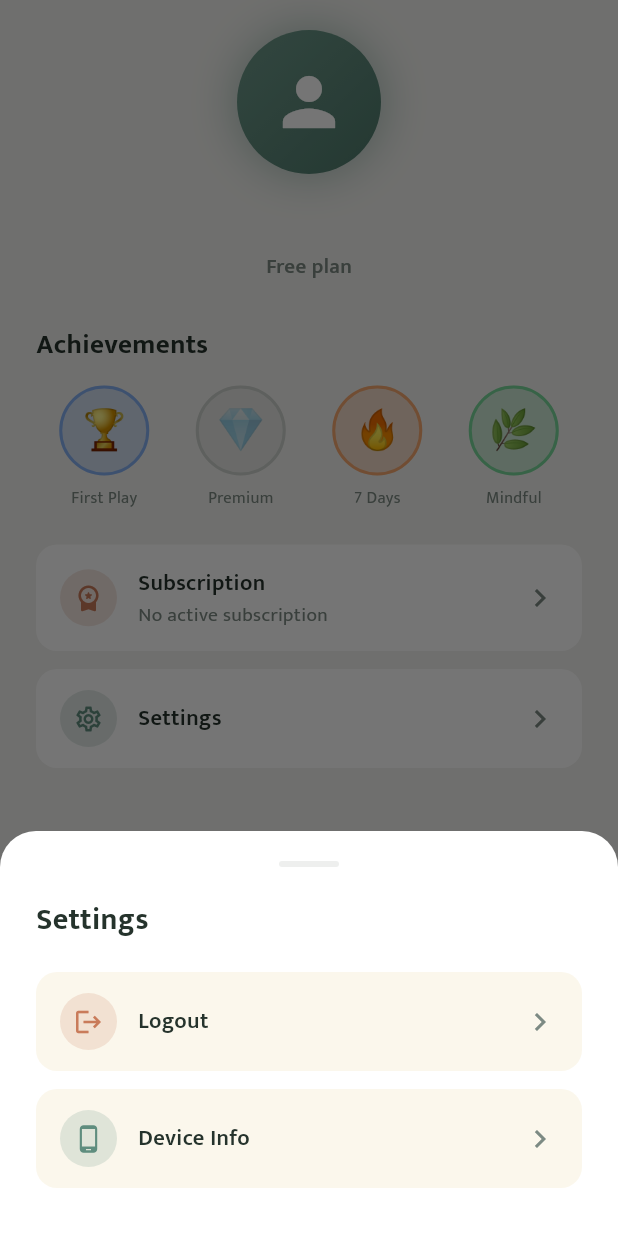
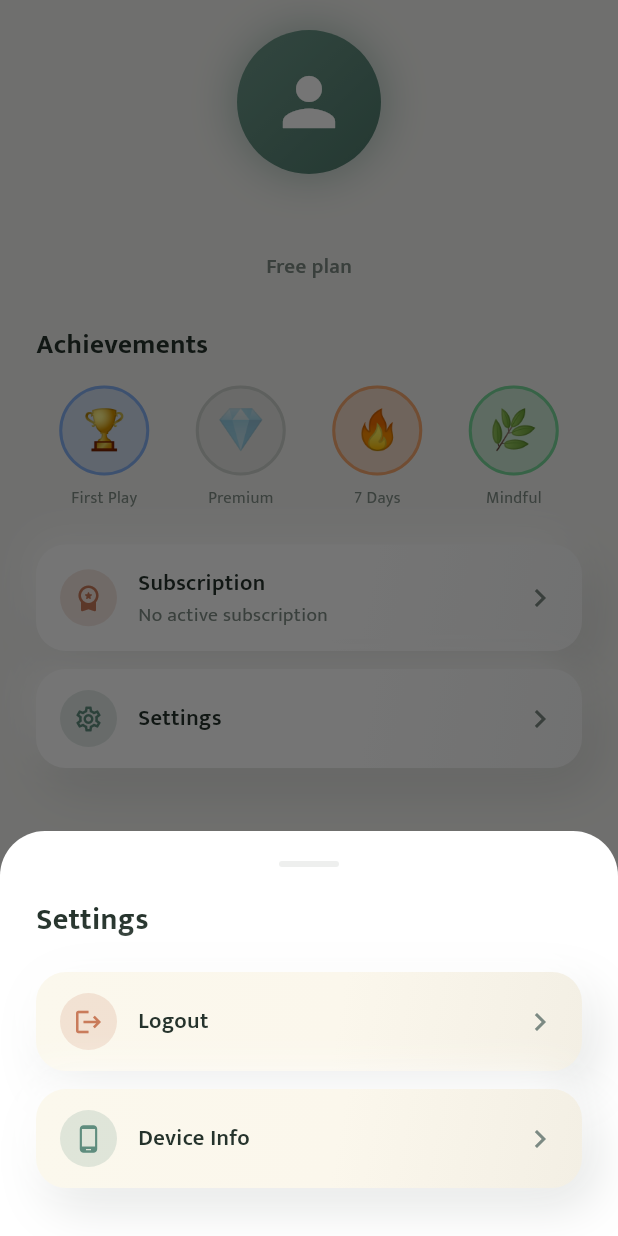
Before and after one commit to cyberking-coder/Rishi_app2, a Flutter app: the screen it shows once a user with an empty profile is signed in, item 4 of the bottom bar chosen, after a tap on "Settings", on a phone screen of 412 x 824 dp. Run offline on Flutter 3.47's test engine with Material 3 defaults, Android fonts, the phone set to English and light mode, and no system bars; our stand-ins replace audio_service, device_info_plus, flutter_riverpod, flutter_secure_storage, go_router, google_sign_in and 5 more; missing offline and left inert: pointycastle; accounts and stored records are empty.

Commit message:
Rework the app surfaces as claymorphism
The previous change moved tokens the screens mostly weren't reading —
55 radii and 10 shadows were hand-rolled per widget, so the app looked
untouched. This changes the things that actually paint.

Light is the substance of it. A clay surface is lit from above-left:
a dark shadow low-right AND a light one high-left, the highlight as
load-bearing as the shadow — drop it and you have an ordinary drop
shadow again. Flutter has no inset BoxShadow, so the inner highlight
that completes the effect is faked with a three-stop gradient across
each fill, kept deliberately faint: at any real strength it reads as
gloss and the surface stops looking like clay and starts looking like
plastic.

Radii move well past the flat-card scale, bumped by tier so a chip stays
proportionally as rounded as a card. At 16 a "clay" card just looks like
a card with an odd shadow.

Sixteen opaque surfaces across the app were converted by walking each
BoxDecoration and swapping the flat colour for the clay fill —
deliberately skipping anything with a gradient, a shape or an image,
which are covers and avatars rather than surfaces. Their borders went
with the change: an outline plus the light gives a clay surface a hard
edge and kills the softness the whole style rests on.

AppTheme.clay() and clayInset() exist so new surfaces don't reassemble a
colour, a radius and a shadow by hand — three surfaces each getting it
slightly differently is how a soft-UI style stops looking deliberate.

Co-Authored-By: Claude Opus 5 <noreply@anthropic.com>
Claude-Session: https://claude.ai/code/session_01QAekPFiqRdxurD3Bhzvu4J

```diff
--- a/mobile_app/lib/app/theme/app_theme.dart
+++ b/mobile_app/lib/app/theme/app_theme.dart
@@ -63,11 +63,16 @@ class AppTheme {
   static const Color borderStrong = Color(0x2425332C);
 
   // ── Shape ───────────────────────────────────────────────────────────
-  static const double radiusCard = 20;
-  static const double radiusRow = 16;
+  // Claymorphism reads as a soft solid you could press a thumb into.
+  // That needs corners well past the flat-card scale — at 16 a "clay"
+  // card just looks like a card with an odd shadow — and it needs the
+  // radius to stay proportional as surfaces shrink, so a chip is as
+  // rounded relative to its size as a card is.
+  static const double radiusCard = 28;
+  static const double radiusRow = 22;
 
   /// Inner tiles: lesson leads, avatars, icon chips.
-  static const double radiusTile = 12;
+  static const double radiusTile = 18;
   static const double radiusPill = 999;
 
   // ── Type ────────────────────────────────────────────────────────────
@@ -141,43 +146,106 @@ class AppTheme {
 
   /// Soft lift for cards. Kept low-opacity and wide so cards feel like
   /// they rest on the page rather than float above it.
-  /// One soft down-light, never a stack of glows: the design's single
-  /// light source is what keeps cards resting on the page instead of
-  /// floating above it.
+  /// Clay lift: a dark shadow low-right and a light one high-left.
+  ///
+  /// The pair is what makes a surface read as a soft solid rather than a
+  /// card floating over a page — one light source above-left, and the
+  /// highlight is as load-bearing as the shadow. Dropping the light one
+  /// leaves an ordinary drop shadow.
+  ///
+  /// Flutter has no inset BoxShadow, so the inner light that completes the
+  /// effect is faked with a gradient in [clayFill] instead.
   static List<BoxShadow> get cardShadow => const [
         BoxShadow(
-          color: Color(0x0A25332C),
-          blurRadius: 2,
-          offset: Offset(0, 1),
+          color: Color(0x2225332C),
+          blurRadius: 28,
+          offset: Offset(8, 12),
         ),
         BoxShadow(
-          color: Color(0x3825332C),
-          blurRadius: 28,
-          spreadRadius: -16,
-          offset: Offset(0, 14),
+          color: Color(0xE6FFFFFF),
+          blurRadius: 22,
+          offset: Offset(-7, -9),
         ),
       ];
 
-  /// The same light, closer in — for rows and chips.
+  /// The same light, closer in — for rows, chips and small tiles.
   static List<BoxShadow> get rowShadow => const [
         BoxShadow(
-          color: Color(0x0D25332C),
-          blurRadius: 2,
-          offset: Offset(0, 1),
+          color: Color(0x1A25332C),
+          blurRadius: 16,
+          offset: Offset(4, 6),
         ),
         BoxShadow(
-          color: Color(0x3325332C),
-          blurRadius: 14,
-          spreadRadius: -10,
-          offset: Offset(0, 6),
+          color: Color(0xCCFFFFFF),
+          blurRadius: 12,
+          offset: Offset(-4, -5),
         ),
       ];
 
+  /// The top-left-lit gradient that stands in for an inner highlight.
+  ///
+  /// Subtle on purpose: at any real strength it reads as a gloss and the
+  /// surface stops looking like clay and starts looking like plastic.
+  static LinearGradient clayFill([Color? base]) {
+    final c = base ?? surface;
+    return LinearGradient(
+      begin: Alignment.topLeft,
+      end: Alignment.bottomRight,
+      colors: [
+        Color.alphaBlend(const Color(0x14FFFFFF), c),
+        c,
+        Color.alphaBlend(const Color(0x0A25332C), c),
+      ],
+      stops: const [0, 0.55, 1],
+    );
+  }
+
+  /// One clay surface. Every raised container in the app should use this
+  /// rather than assembling a colour, a radius and a shadow by hand —
+  /// three surfaces that each got it slightly differently is exactly how
+  /// a soft-UI style stops looking deliberate.
+  static BoxDecoration clay({
+    Color? color,
+    double? radius,
+    bool small = false,
+  }) {
+    return BoxDecoration(
+      gradient: clayFill(color),
+      borderRadius: BorderRadius.circular(radius ?? radiusCard),
+      boxShadow: small ? rowShadow : cardShadow,
+    );
+  }
+
+  /// A pressed-in well: search fields, progress tracks, empty slots.
+  /// Reverses the light so the surface reads as carved rather than
+  /// raised — the counterpart that makes the raised pieces legible.
+  static BoxDecoration clayInset({Color? color, double? radius}) {
+    final c = color ?? sageSoft;
+    return BoxDecoration(
+      gradient: LinearGradient(
+        begin: Alignment.topLeft,
+        end: Alignment.bottomRight,
+        colors: [
+          Color.alphaBlend(const Color(0x1425332C), c),
+          c,
+          Color.alphaBlend(const Color(0x14FFFFFF), c),
+        ],
+        stops: const [0, 0.5, 1],
+      ),
+      borderRadius: BorderRadius.circular(radius ?? radiusRow),
+    );
+  }
+
   static List<BoxShadow> get navShadow => const [
         BoxShadow(
-          color: Color(0x1425332C),
-          blurRadius: 24,
-          offset: Offset(0, -2),
+          color: Color(0x2225332C),
+          blurRadius: 30,
+          offset: Offset(0, -6),
+        ),
+        BoxShadow(
+          color: Color(0xB3FFFFFF),
+          blurRadius: 16,
+          offset: Offset(0, -14),
         ),
       ];
 
@@ -259,8 +327,14 @@ class AppTheme {
         style: FilledButton.styleFrom(
           backgroundColor: sage,
           foregroundColor: textOnSage,
-          padding: const EdgeInsets.symmetric(vertical: 15, horizontal: 22),
+          padding: const EdgeInsets.symmetric(vertical: 16, horizontal: 24),
           textStyle: button,
+          // A clay button has to look like something you could press
+          // into. Flutter gives one shadow colour here rather than the
+          // dark/light pair, so the dark half carries it and the fill
+          // does the rest.
+          elevation: 6,
+          shadowColor: const Color(0x5544675C),
           // Buttons take the row radius, not the pill: the design's one
           // structural motif is the soft-cornered rectangle, and a
           // stadium button next to a 16px card reads as a stray widget.
--- a/mobile_app/lib/app/widgets/app_shell.dart
+++ b/mobile_app/lib/app/widgets/app_shell.dart
@@ -50,7 +50,7 @@ class _BottomNav extends StatelessWidget {
   Widget build(BuildContext context) {
     return Container(
       decoration: BoxDecoration(
-        color: AppTheme.surface,
+        gradient: AppTheme.clayFill(),
         boxShadow: AppTheme.navShadow,
       ),
       child: SafeArea(
--- a/mobile_app/lib/features/access/presentation/next_event_popup.dart
+++ b/mobile_app/lib/features/access/presentation/next_event_popup.dart
@@ -46,7 +46,7 @@ class _PopupCard extends StatelessWidget {
           end: Alignment.bottomRight,
           colors: [Color(0xFFFFFFFF), AppTheme.sageSoft],
         ),
-        borderRadius: BorderRadius.circular(24),
+        borderRadius: BorderRadius.circular(30),
         boxShadow: [
           BoxShadow(
             color: AppTheme.sage.withValues(alpha: 0.18),
@@ -68,7 +68,7 @@ class _PopupCard extends StatelessWidget {
               children: [
                 if (hasImage)
                   ClipRRect(
-                    borderRadius: BorderRadius.circular(16),
+                    borderRadius: BorderRadius.circular(22),
                     child: ConstrainedBox(
                       constraints: const BoxConstraints(maxHeight: 320),
                       child: Image.network(
--- a/mobile_app/lib/features/home/presentation/screens/home_screen.dart
+++ b/mobile_app/lib/features/home/presentation/screens/home_screen.dart
@@ -306,7 +306,7 @@ class _SearchBar extends StatelessWidget {
         child: Container(
           padding: const EdgeInsets.symmetric(horizontal: 16, vertical: 14),
           decoration: BoxDecoration(
-            color: AppTheme.surface,
+            gradient: AppTheme.clayFill(),
             borderRadius: BorderRadius.circular(AppTheme.radiusPill),
             boxShadow: AppTheme.cardShadow,
           ),
@@ -393,7 +393,7 @@ class _ContinueCard extends ConsumerWidget {
               ),
               child: Row(children: [
                 ClipRRect(
-                  borderRadius: BorderRadius.circular(12),
+                  borderRadius: BorderRadius.circular(16),
                   child: SizedBox(
                     width: 54,
                     height: 54,
@@ -524,7 +524,7 @@ class _CategoriesRow extends ConsumerWidget {
                   alignment: Alignment.center,
                   padding: const EdgeInsets.symmetric(horizontal: 16),
                   decoration: BoxDecoration(
-                    color: AppTheme.surface,
+                    gradient: AppTheme.clayFill(),
                     borderRadius: BorderRadius.circular(AppTheme.radiusPill),
                     boxShadow: AppTheme.cardShadow,
                   ),
@@ -597,7 +597,7 @@ class _CourseMiniCard extends StatelessWidget {
       child: Container(
         width: 214,
         decoration: BoxDecoration(
-          color: AppTheme.surface,
+          gradient: AppTheme.clayFill(),
           borderRadius: BorderRadius.circular(AppTheme.radiusCard),
           boxShadow: AppTheme.cardShadow,
         ),
@@ -809,8 +809,9 @@ class _EmptyHint extends StatelessWidget {
     return Container(
       padding: const EdgeInsets.symmetric(horizontal: 16, vertical: 18),
       decoration: BoxDecoration(
-        color: AppTheme.surface,
+        gradient: AppTheme.clayFill(),
         borderRadius: BorderRadius.circular(AppTheme.radiusCard),
+        boxShadow: AppTheme.cardShadow,
       ),
       child: Row(children: [
         Icon(icon, size: 19, color: AppTheme.textSecondary),
--- a/mobile_app/lib/features/lms/presentation/screens/courses_screen.dart
+++ b/mobile_app/lib/features/lms/presentation/screens/courses_screen.dart
@@ -240,7 +240,7 @@ class CourseCard extends StatelessWidget {
       },
       child: Container(
         decoration: BoxDecoration(
-          color: AppTheme.surface,
+          gradient: AppTheme.clayFill(),
           borderRadius: BorderRadius.circular(AppTheme.radiusCard),
           boxShadow: AppTheme.cardShadow,
         ),
--- a/mobile_app/lib/features/lms/presentation/screens/video_lesson_screen.dart
+++ b/mobile_app/lib/features/lms/presentation/screens/video_lesson_screen.dart
@@ -181,7 +181,7 @@ class _VideoLessonScreenState extends ConsumerState<VideoLessonScreen> {
       context: context,
       backgroundColor: const Color(0xFF1C2522),
       shape: const RoundedRectangleBorder(
-        borderRadius: BorderRadius.vertical(top: Radius.circular(20)),
+        borderRadius: BorderRadius.vertical(top: Radius.circular(28)),
       ),
       builder: (sheetContext) => SafeArea(
         child: Column(
--- a/mobile_app/lib/features/lms/presentation/widgets/course_purchase_sheet.dart
+++ b/mobile_app/lib/features/lms/presentation/widgets/course_purchase_sheet.dart
@@ -90,8 +90,9 @@ class _CoursePurchaseSheetState extends ConsumerState<_CoursePurchaseSheet> {
         22 + MediaQuery.of(context).viewInsets.bottom,
       ),
       decoration: const BoxDecoration(
-        color: AppTheme.surface,
+        gradient: AppTheme.clayFill(),
         borderRadius: BorderRadius.vertical(top: Radius.circular(26)),
+        boxShadow: AppTheme.cardShadow,
       ),
       child: Column(mainAxisSize: MainAxisSize.min, children: [
         Container(
--- a/mobile_app/lib/features/profile/presentation/screens/profile_screen.dart
+++ b/mobile_app/lib/features/profile/presentation/screens/profile_screen.dart
@@ -294,7 +294,7 @@ class ProfileScreen extends ConsumerWidget {
       context: context,
       backgroundColor: _kSurface,
       shape: const RoundedRectangleBorder(
-        borderRadius: BorderRadius.vertical(top: Radius.circular(24)),
+        borderRadius: BorderRadius.vertical(top: Radius.circular(30)),
       ),
       builder: (_) => _SettingsSheet(ref: ref),
     );
@@ -310,7 +310,7 @@ class ProfileScreen extends ConsumerWidget {
       context: context,
       backgroundColor: _kSurface,
       shape: const RoundedRectangleBorder(
-        borderRadius: BorderRadius.vertical(top: Radius.circular(24)),
+        borderRadius: BorderRadius.vertical(top: Radius.circular(30)),
       ),
       builder: (_) => Padding(
         padding: const EdgeInsets.fromLTRB(24, 20, 24, 32),
@@ -373,15 +373,15 @@ class _EnrolledCourseCard extends StatelessWidget {
     final total = course.lessonCount;
 
     return InkWell(
-      borderRadius: BorderRadius.circular(16),
+      borderRadius: BorderRadius.circular(22),
       onTap: () => context.push('/course/${course.id}', extra: course.title),
       child: Container(
         padding: const EdgeInsets.all(12),
         decoration: BoxDecoration(
-          color: _kSurface,
-          borderRadius: BorderRadius.circular(16),
-          border: Border.all(color: AppTheme.border),
-        ),
+          gradient: AppTheme.clayFill(),
+          borderRadius: BorderRadius.circular(22),
+        boxShadow: AppTheme.cardShadow,
+      ),
         child: Row(
           children: [
             ClipRRect(
@@ -558,13 +558,14 @@ class _ListRow extends StatelessWidget {
   Widget build(BuildContext context) {
     return InkWell(
       onTap: onTap,
-      borderRadius: BorderRadius.circular(14),
+      borderRadius: BorderRadius.circular(20),
       child: Container(
         padding: const EdgeInsets.symmetric(horizontal: 16, vertical: 14),
         decoration: BoxDecoration(
-          color: _kSurface,
-          borderRadius: BorderRadius.circular(14),
-        ),
+          gradient: AppTheme.clayFill(),
+          borderRadius: BorderRadius.circular(20),
+        boxShadow: AppTheme.cardShadow,
+      ),
         child: Row(
           children: [
             Container(
@@ -688,9 +689,10 @@ class _SettingsSheetState extends ConsumerState<_SettingsSheet> {
               width: double.infinity,
               padding: const EdgeInsets.all(12),
               decoration: BoxDecoration(
-                color: AppTheme.surfaceCream,
+                gradient: AppTheme.clayFill(AppTheme.surfaceCream),
                 borderRadius: BorderRadius.circular(10),
-              ),
+        boxShadow: AppTheme.cardShadow,
+      ),
               child: Text(_deviceInfo!,
                   style:
                       const TextStyle(color: _kSub, fontSize: 12, height: 1.6)),
@@ -717,13 +719,14 @@ class _SheetTile extends StatelessWidget {
   Widget build(BuildContext context) {
     return InkWell(
       onTap: onTap,
-      borderRadius: BorderRadius.circular(14),
+      borderRadius: BorderRadius.circular(20),
       child: Container(
         padding: const EdgeInsets.symmetric(horizontal: 16, vertical: 14),
         decoration: BoxDecoration(
-          color: AppTheme.surfaceCream,
-          borderRadius: BorderRadius.circular(14),
-        ),
+          gradient: AppTheme.clayFill(AppTheme.surfaceCream),
+          borderRadius: BorderRadius.circular(20),
+        boxShadow: AppTheme.cardShadow,
+      ),
         child: Row(
           children: [
             Container(
```
Also changed, not shown: mobile_app/lib/features/home/presentation/screens/browse_screen.dart (+10 -10 lines), mobile_app/lib/features/lms/presentation/screens/certificate_screen.dart (+4 -4 lines), mobile_app/lib/features/lms/presentation/screens/course_detail_screen.dart (+5 -4 lines).
